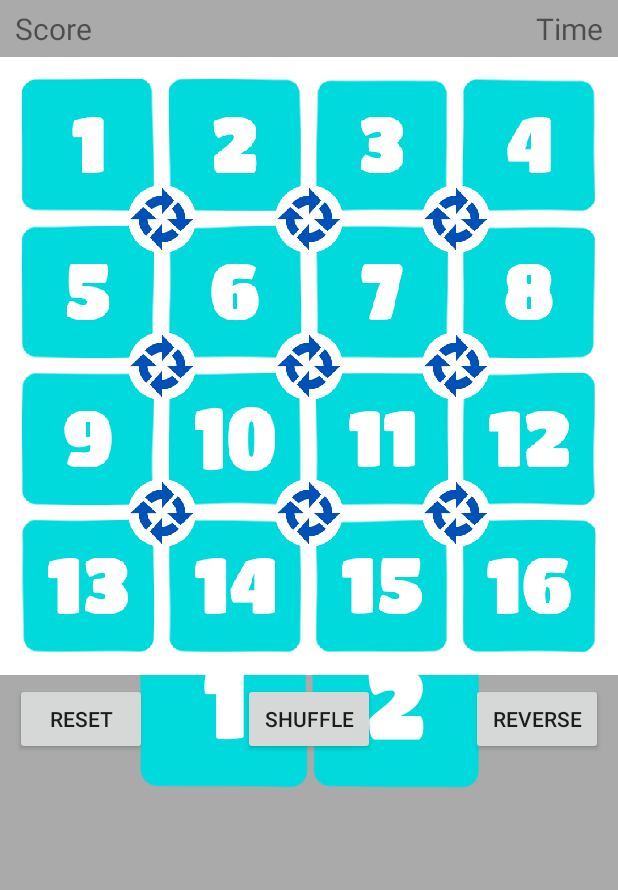
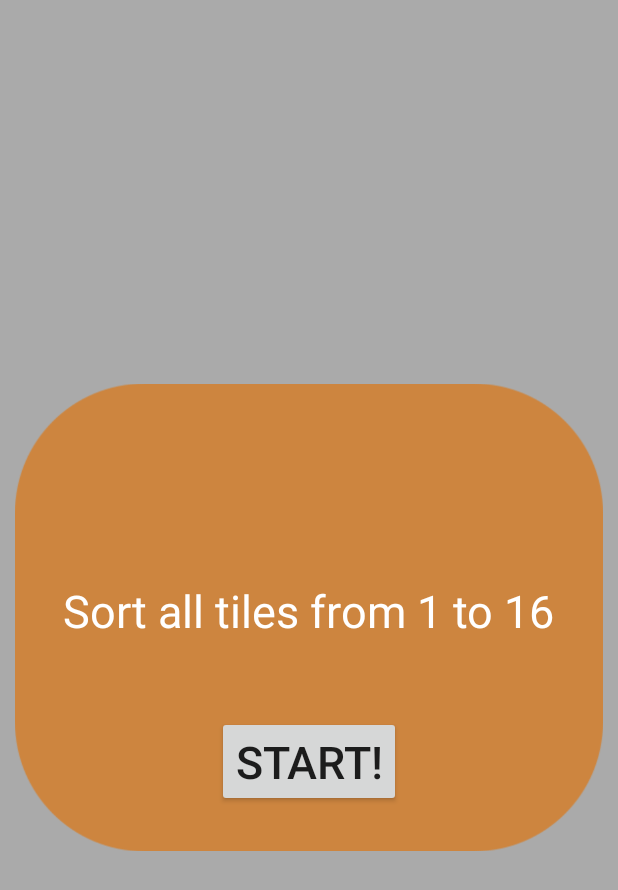
Before and after one commit to usakhelo/16s_Clone, an Android app: the screen it shows after launch (GameActivity), on a phone screen of 412 x 824 dp. Shown: the top 890 px of the screen. Run offline under Robolectric (Android 15) with nearby library versions, the phone set to English and light mode, and no system bars.

Commit message:
activity version with simple states and default transitions

```diff
--- a/app/src/main/java/com/sergepogosyan/shishnashki/GameActivity.java
+++ b/app/src/main/java/com/sergepogosyan/shishnashki/GameActivity.java
@@ -1,5 +1,6 @@
 package com.sergepogosyan.shishnashki;
 
+import android.animation.LayoutTransition;
 import android.net.Uri;
 import android.os.Bundle;
 import android.support.v4.app.Fragment;
@@ -10,13 +11,12 @@ import android.util.Log;
 import android.view.Menu;
 import android.view.MenuItem;
 import android.view.View;
+import android.view.ViewGroup;
 import android.widget.Button;
 
 import java.util.List;
 
-public class GameActivity extends AppCompatActivity
-    implements WelcomeFragment.OnWelcomeListener,
-    GameFragment.OnGameListener {
+public class GameActivity extends AppCompatActivity {
 
   private static final String TAG = "shishnashki activity";
   static final String STATE_GAME = "gameState";
@@ -27,7 +27,8 @@ public class GameActivity extends AppCompatActivity
   private int[] gameTiles;
   private TileView gameView;
 
-  private Fragment welcomeScreen, resultsScreen;
+  private View welcomeScreen, gameScreen, resultsScreen;
+  private ViewGroup container;
   // TODO: 12/10/2015 add welcome screen - start button, description, "like" button
   // TODO: 12/10/2015 add results screen - restart button, score
   // TODO: 12/10/2015 implement score and time
@@ -41,10 +42,24 @@ public class GameActivity extends AppCompatActivity
     Log.i(TAG, "onCreate: " + savedInstanceState);
     setContentView(R.layout.game_layout);
 
+    container = (ViewGroup) findViewById(R.id.container);
+    final LayoutTransition transitioner = new LayoutTransition();
+    container.setLayoutTransition(transitioner);
+
+    welcomeScreen = findViewById(R.id.welcome_screen);
+    gameScreen = findViewById(R.id.game_screen);
     gameView = (TileView) findViewById(R.id.game_view);
+
     Button buttonReset = (Button) findViewById(R.id.button_reset);
     Button buttonReverse = (Button) findViewById(R.id.button_reverse);
     Button buttonShuffle = (Button) findViewById(R.id.button_shuffle);
+    Button startButton = (Button) findViewById(R.id.start_button);
+    startButton.setOnClickListener(new View.OnClickListener() {
+      @Override
+      public void onClick(View view) {
+        switchState(GameState.started);
+      }
+    });
     buttonShuffle.setOnClickListener(new View.OnClickListener() {
       @Override
       public void onClick(View view) {
@@ -80,48 +95,48 @@ public class GameActivity extends AppCompatActivity
   @Override
   protected void onStart() {
     super.onStart();
-//    switchState(currentState);
+    switchState(currentState);
   }
 
   private void showWelcomeDialog() {
-    FragmentManager fm = getSupportFragmentManager();
-    welcomeScreen = WelcomeFragment.newInstance("test1", "test2");
-    ((WelcomeFragment )welcomeScreen).show(fm, "welcome");
+    welcomeScreen.setVisibility(View.VISIBLE);
   }
 
   private void showResultsDialog() {
-    FragmentManager fm = getSupportFragmentManager();
-    resultsScreen = WelcomeFragment.newInstance("test1", "test2");
-    ((WelcomeFragment )resultsScreen).show(fm, "results");
   }
 
   private void showGameDialog() {
     Log.i(TAG, "showGameDialog after: ");
+    gameScreen.setVisibility(View.VISIBLE);
   }
 
   @Override
   public void onBackPressed() {
     Log.i(TAG, "onBackPressed: true");
-    super.onBackPressed();
-//    switchState(GameState.welcome);
+    switch (currentState) {
+      case started:
+        switchState(GameState.welcome);
+        break;
+      case welcome:
+        super.onBackPressed();
+        break;
+      case finished:
+        break;
+    }
   }
 
-  @Override
   public void onGameWon(String str) {
     switchState(GameState.results);
   }
 
-  @Override
   public void onQuitGame(String str) {
     switchState(GameState.welcome);
   }
 
-  @Override
   public void onStartGame(String str) {
     switchState(GameState.started);
   }
 
-  @Override
   public void onExitGame() {
     switchState(GameState.finished);
   }
@@ -130,14 +145,14 @@ public class GameActivity extends AppCompatActivity
     switch (state) {
       case welcome:
         //remove game and results fragments
+        gameScreen.setVisibility(View.GONE);
         showWelcomeDialog();
         break;
       case started:
         //remove welcome fragment
         //if from welcome init for new game
         //if not init from saved state
-        if (welcomeScreen != null && !welcomeScreen.isHidden())
-          ((WelcomeFragment)welcomeScreen).dismiss();
+        welcomeScreen.setVisibility(View.GONE);
         showGameDialog();
         break;
       case results:
--- a/app/src/main/res/layout-port/game_layout.xml
+++ b/app/src/main/res/layout-port/game_layout.xml
@@ -1,17 +1,55 @@
-<LinearLayout
+<RelativeLayout
     xmlns:android="http://schemas.android.com/apk/res/android"
     android:orientation="vertical"
     android:layout_width="match_parent"
     android:layout_height="match_parent"
+    android:id="@+id/container"
     >
+    <RelativeLayout
+        android:layout_width="wrap_content"
+        android:layout_height="wrap_content"
+        android:id="@+id/welcome_screen"
+        android:layout_centerInParent="true"
+        android:visibility="gone"
+        >
+
+        <ImageView
+            android:layout_width="wrap_content"
+            android:layout_height="350dp"
+            android:padding="10dp"
+            android:src="@drawable/dialog_rect01"
+            android:scaleType="fitCenter"
+            android:id="@+id/image"
+            />
+        <TextView
+            android:layout_width="wrap_content"
+            android:layout_height="wrap_content"
+            android:id="@+id/text1"
+            android:textSize="30sp"
+            android:paddingTop="150dp"
+            android:paddingBottom="50dp"
+            android:textColor="@android:color/white"
+            android:layout_centerHorizontal="true"
+            android:text="@string/hello_blank_fragment"/>
+
+        <Button
+            android:layout_width="wrap_content"
+            android:layout_height="wrap_content"
+            android:id="@+id/start_button"
+            android:layout_below="@id/text1"
+            android:layout_centerHorizontal="true"
+            android:textSize="30sp"
+            android:text="Start!"/>
+    </RelativeLayout>
+
     <RelativeLayout
         android:layout_width="match_parent"
         android:layout_height="wrap_content"
-        android:orientation="horizontal"
+        android:layout_centerInParent="true"
         android:paddingTop="5dp"
         android:paddingBottom="5dp"
-        android:paddingLeft="10dp"
-        android:paddingRight="10dp"
+        android:id="@+id/game_screen"
+        android:visibility="gone"
         >
         <TextView
             android:layout_width="wrap_content"
@@ -31,31 +69,20 @@
             android:id="@+id/text_time"
             android:text="Time"
             />
-    </RelativeLayout>
-
         <com.sergepogosyan.shishnashki.TileView
             android:layout_width="match_parent"
             android:layout_height="150dp"
             android:background="#FFF"
-        android:paddingTop="10dp"
-        android:paddingBottom="10dp"
-        android:paddingLeft="10dp"
-        android:paddingRight="10dp"
+            android:padding="10dp"
+            android:layout_centerHorizontal="true"
+            android:layout_below="@id/text_time"
             android:id="@+id/game_view"
             />
-    <RelativeLayout
-        android:layout_width="match_parent"
-        android:layout_height="wrap_content"
-        android:orientation="horizontal"
-        android:paddingTop="5dp"
-        android:paddingBottom="5dp"
-        android:paddingLeft="10dp"
-        android:paddingRight="10dp"
-        >
 
         <Button
             android:layout_width="wrap_content"
             android:layout_height="wrap_content"
+            android:layout_below="@id/game_view"
             android:layout_alignParentLeft="true"
             android:layout_alignParentStart="true"
             android:id="@+id/button_reset"
@@ -64,17 +91,19 @@
         <Button
             android:layout_width="wrap_content"
             android:layout_height="wrap_content"
-            android:layout_centerInParent="true"
+            android:layout_below="@id/game_view"
+            android:layout_centerHorizontal="true"
             android:id="@+id/button_shuffle"
             android:text="Shuffle"
             />
         <Button
             android:layout_width="wrap_content"
             android:layout_height="wrap_content"
+            android:layout_below="@id/game_view"
             android:layout_alignParentEnd="true"
             android:layout_alignParentRight="true"
             android:id="@+id/button_reverse"
             android:text="Reverse"
             />
     </RelativeLayout>
-</LinearLayout>
+</RelativeLayout>
```
Also changed, not shown: app/src/main/java/com/sergepogosyan/shishnashki/WelcomeFragment.java (deleted, +0 -107 lines), app/src/main/res/layout/fragment_welcome.xml (deleted, +0 -36 lines). Lines whose indentation alone changed are shown as unchanged.
